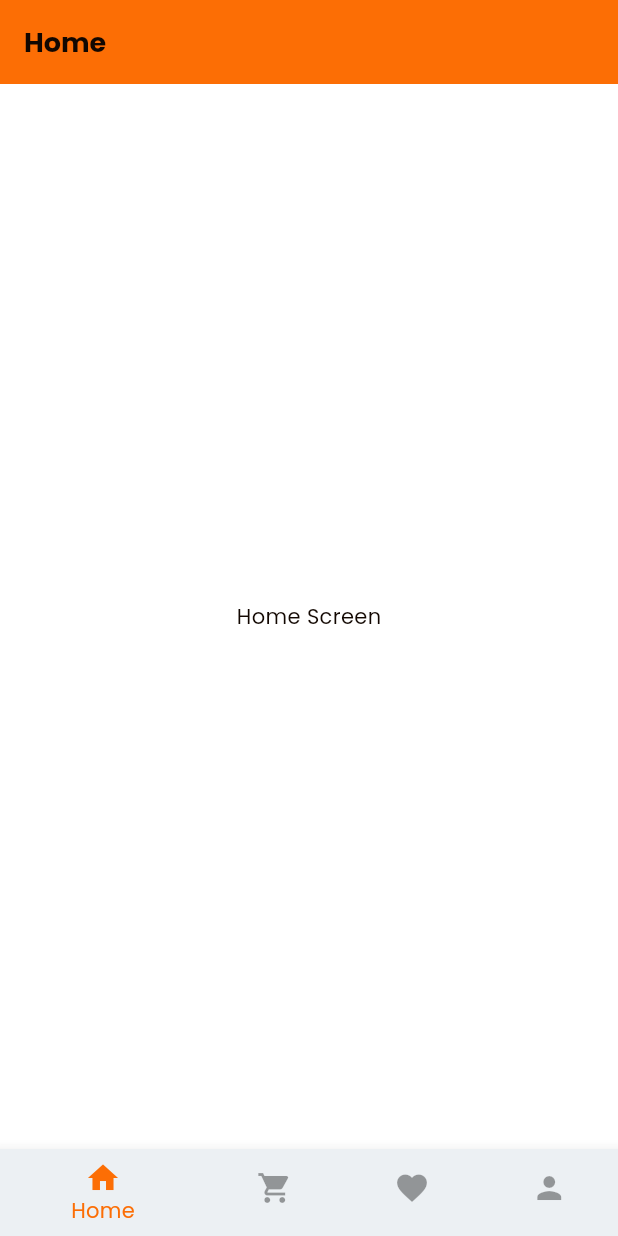
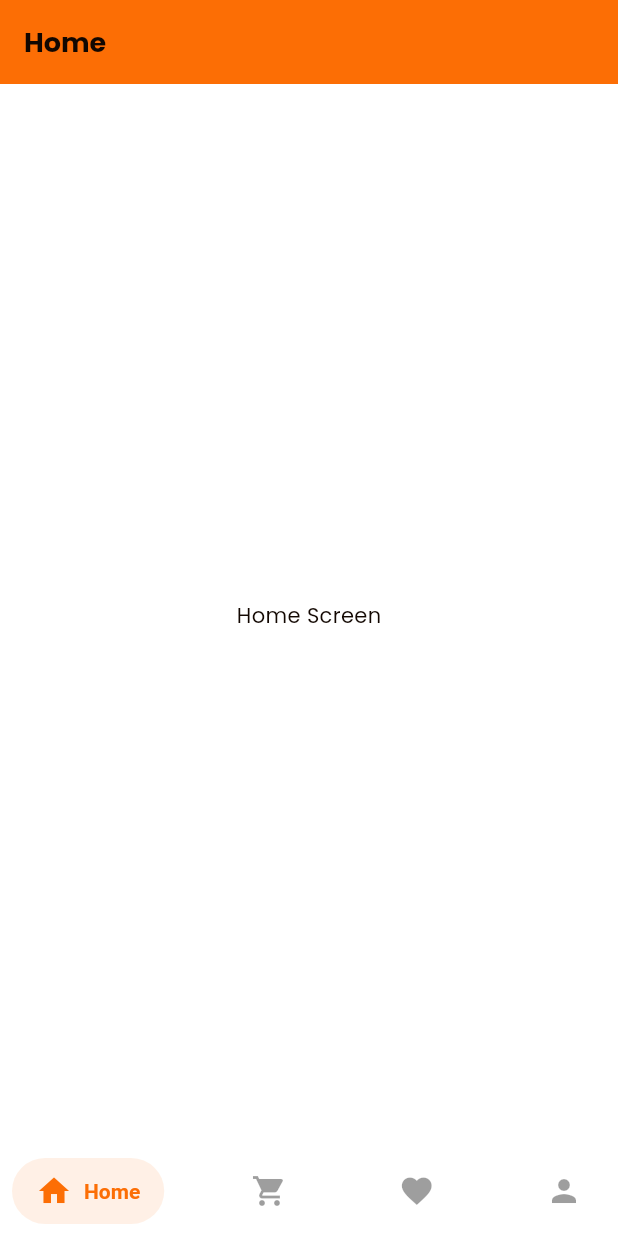
Before and after one commit to GitheTrunk/grocery, a Flutter app: the screen it shows after launch, on a phone screen of 412 x 824 dp. Run offline on Flutter 3.47's test engine with Material 3 defaults, Android fonts, the light colour scheme and no system bars; drawn by our look-alikes of salomon_bottom_bar; our stand-ins replace get, google_fonts.

Commit message:
add update NavBar and organize folders again

```diff
--- a/lib/views/main_screen.dart
+++ b/lib/views/main_screen.dart
@@ -3,6 +3,7 @@ import 'package:grocery/views/favorite_screen.dart';
 import 'package:grocery/views/home_screen.dart';
 import 'package:grocery/views/mycart_screen.dart';
 import 'package:grocery/views/profile_screen.dart';
+import 'package:grocery/widgets/bottom_navbar.dart';
 
 class MainScreen extends StatefulWidget {
   const MainScreen({super.key});
@@ -25,27 +26,13 @@ class _MainScreenState extends State<MainScreen> {
   Widget build(BuildContext context) {
     return Scaffold(
       body: _screens[_currentIndex],
-      bottomNavigationBar: BottomNavigationBar(
+      bottomNavigationBar: BottomNavBar(
         currentIndex: _currentIndex,
-        selectedItemColor: Theme.of(context).primaryColor,
-        unselectedItemColor: Theme.of(context).disabledColor,
         onTap: (index) {
           setState(() {
             _currentIndex = index;
           });
         },
-        items: [
-          BottomNavigationBarItem(icon: Icon(Icons.home), label: 'Home'),
-          BottomNavigationBarItem(
-            icon: Icon(Icons.shopping_cart),
-            label: 'My Cart',
-          ),
-          BottomNavigationBarItem(
-            icon: Icon(Icons.favorite),
-            label: 'Favorite',
-          ),
-          BottomNavigationBarItem(icon: Icon(Icons.person), label: 'Profile'),
-        ],
       ),
     );
   }
--- /dev/null
+++ b/lib/widgets/bottom_navbar.dart
@@ -0,0 +1,34 @@
+import 'package:flutter/material.dart';
+import 'package:salomon_bottom_bar/salomon_bottom_bar.dart';
+
+class BottomNavBar extends StatelessWidget {
+  final int currentIndex;
+  final Function(int) onTap;
+  const BottomNavBar({
+    super.key,
+    required this.currentIndex,
+    required this.onTap,
+  });
+
+  @override
+  Widget build(BuildContext context) {
+    return SalomonBottomBar(
+      currentIndex: currentIndex,
+      selectedItemColor: Theme.of(context).primaryColor,
+      unselectedItemColor: Theme.of(context).disabledColor,
+      onTap: onTap,
+      items: [
+        SalomonBottomBarItem(icon: Icon(Icons.home), title: Text('Home')),
+        SalomonBottomBarItem(
+          icon: Icon(Icons.shopping_cart),
+          title: Text('My Cart'),
+        ),
+        SalomonBottomBarItem(
+          icon: Icon(Icons.favorite),
+          title: Text('Favorite'),
+        ),
+        SalomonBottomBarItem(icon: Icon(Icons.person), title: Text('Profile')),
+      ],
+    );
+  }
+}
--- a/pubspec.yaml
+++ b/pubspec.yaml
@@ -14,6 +14,7 @@ dependencies:
   cupertino_icons: ^1.0.8
   google_fonts: ^6.3.1
   get: ^4.6.5
+  salomon_bottom_bar: ^3.3.2
 
 
 
```
Also changed, not shown: pubspec.lock.
